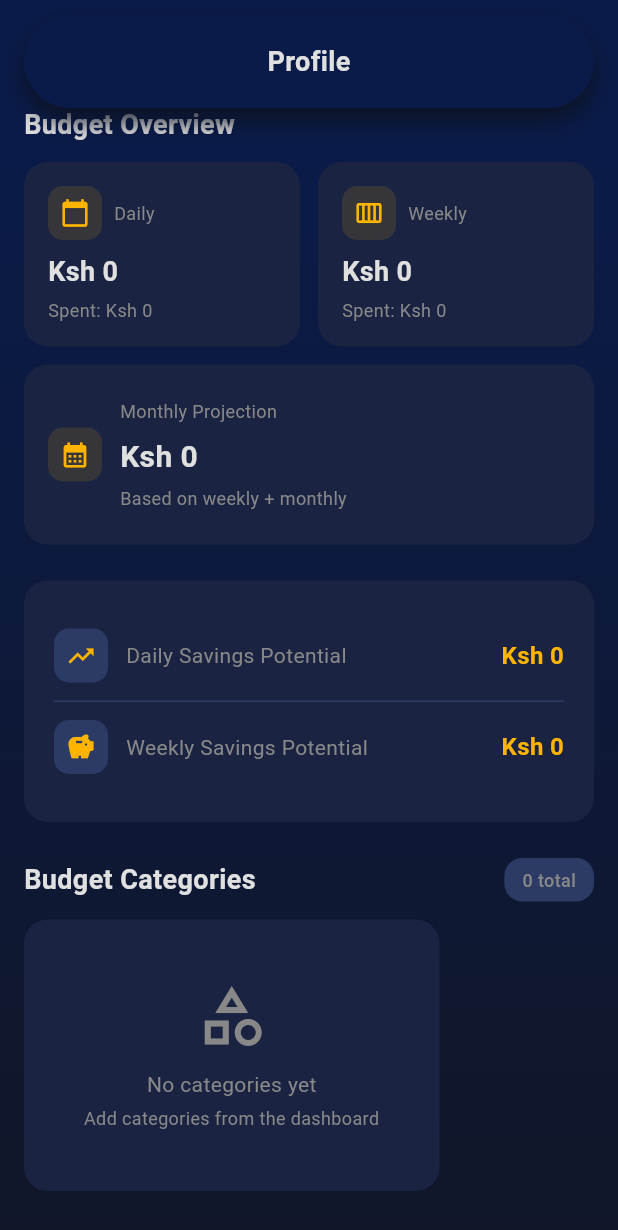
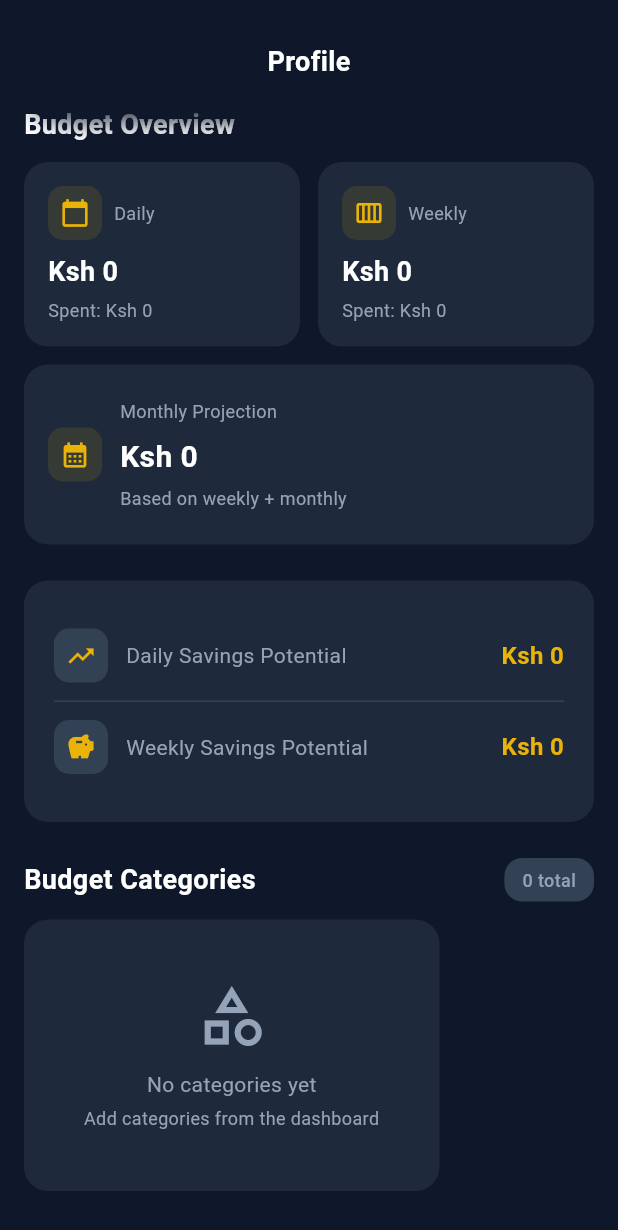
Before and after one commit to prince-vizzy/mpesa-budget, a Flutter app: the ProfilePage screen opened directly, scrolled down 153 dp, on a phone screen of 412 x 824 dp. Shown: the top 1230 px of the screen. Run offline on Flutter 3.47's test engine with Material 3 defaults, Android fonts, the phone set to English and light mode, and no system bars; our stand-ins replace fl_chart, flutter_local_notifications, sqflite; accounts and stored records are empty.

Commit message:
Fix profile page category cards overflow and background image loading issues

```diff
--- a/lib/pages/onboarding_page.dart
+++ b/lib/pages/onboarding_page.dart
@@ -53,7 +53,7 @@ class _OnboardingPageState extends State<OnboardingPage> {
             begin: Alignment.topCenter,
             end: Alignment.bottomCenter,
             colors: [
-              Color(0xFF08143A),
+              AppColors.mainBackground,
               AppColors.mainBackground,
             ],
           ),
@@ -136,7 +136,7 @@ class _OnboardingPageState extends State<OnboardingPage> {
                     child: ElevatedButton(
                       onPressed: _saving ? null : _submit,
                       style: ElevatedButton.styleFrom(
-                        backgroundColor: const Color(0xFF8B6900).withValues(alpha: 0.85),
+                        backgroundColor: AppColors.accent.withValues(alpha: 0.85),
                         foregroundColor: AppColors.primaryText,
                         shape: RoundedRectangleBorder(
                           borderRadius: BorderRadius.circular(14),
--- a/lib/services/notification_service.dart
+++ b/lib/services/notification_service.dart
@@ -6,6 +6,7 @@ import 'package:flutter_local_notifications/flutter_local_notifications.dart';
 
 import '../database/database_helper.dart';
 import '../mpesa/mpesa_receiver.dart';
+import '../theme/app_colors.dart';
 import 'mpesa_parser.dart';
 
 class NotificationEvent {
@@ -86,7 +87,7 @@ class NotificationService {
       channelDescription: 'Alerts for new uncategorized M-PESA transactions',
       importance: Importance.high,
       priority: Priority.high,
-      color: Color(0xFF0A1B4A),
+      color: AppColors.mainBackground,
       styleInformation: DefaultStyleInformation(true, true),
     );
     const details = NotificationDetails(android: androidDetails);
--- a/lib/theme/app_colors.dart
+++ b/lib/theme/app_colors.dart
@@ -1,11 +1,13 @@
 import 'package:flutter/material.dart';
 
 class AppColors {
-  static const Color mainBackground = Color(0xFF111729);
-  static const Color componentBase = Color(0xFF1A2442);
-  static const Color lightShadow = Color(0xFF2C3B66);
-  static const Color darkShadow = Color(0xFF0C1222);
-  static const Color accent = Color(0xFFFFB400);
-  static const Color secondaryText = Color(0xFF888888);
-  static const Color primaryText = Color(0xFFE0E0E0);
+  static const Color mainBackground = Color(0xFF0F172A);
+  static const Color componentBase = Color(0xFF1E293B);
+  static const Color lightShadow = Color(0xFF334155);
+  static const Color darkShadow = Color(0xFF0F172A);
+  static const Color accent = Color(0xFFEAB308);
+  static const Color accentLight = Color(0xFFFACC15);
+  static const Color secondaryText = Color(0xFF94A3B8);
+  static const Color primaryText = Color(0xFFFFFFFF);
+  static const Color textSecondary = Color(0xFF64748B);
 }
--- a/pubspec.yaml
+++ b/pubspec.yaml
@@ -20,7 +20,7 @@ dependencies:
   uuid: ^4.4.0
   permission_handler: ^12.0.1
   collection: ^1.17.1
-  fl_chart: ^0.66.0
+  fl_chart: ^1.2.0
   device_preview: ^1.3.1
   flutter_local_notifications: ^17.1.2
 
@@ -40,6 +40,7 @@ flutter:
   assets:
     - assets/app_icon.png
     - assets/background.jpg
+    - assets/bg_swirl.jpg
 
 flutter_launcher_icons:
   android: true
```
Also changed, not shown: lib/dashboard/dashboard_page.dart (+9 -19 lines), lib/navigation/main_shell.dart (+6 -2 lines), lib/pages/history_page.dart (+13 -10 lines), lib/pages/profile_page.dart (+37 -5 lines), lib/widgets/app_background.dart (added, +25 -0 lines), pubspec.lock.
